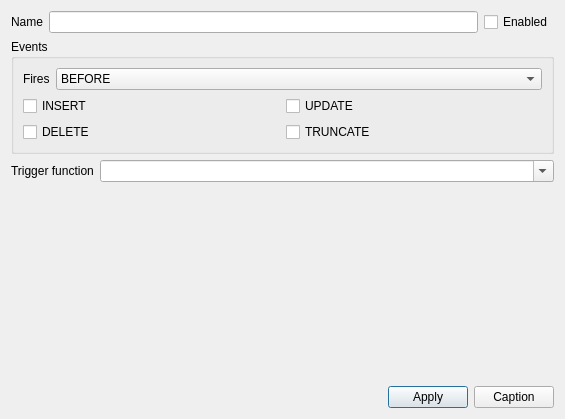
Qt form forms/triggereditform.ui (CuriousCrow/polymorph-sql) before a commit.
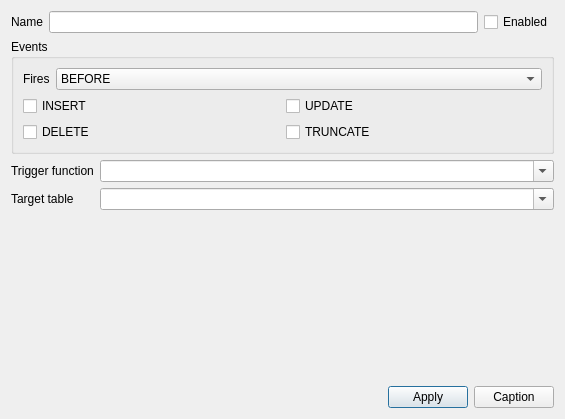
The same form after that commit.

```diff
--- a/forms/triggereditform.ui
+++ b/forms/triggereditform.ui
@@ -108,8 +108,35 @@
     </widget>
    </item>
    <item>
-    <layout class="QHBoxLayout" name="horizontalLayout_3">
-     <item>
+    <layout class="QFormLayout" name="formLayout">
+     <item row="1" column="1">
+      <widget class="QComboBox" name="cmbFunction">
+       <property name="editable">
+        <bool>true</bool>
+       </property>
+      </widget>
+     </item>
+     <item row="3" column="0">
+      <widget class="QLabel" name="lblTargetTable">
+       <property name="sizePolicy">
+        <sizepolicy hsizetype="Maximum" vsizetype="Preferred">
+         <horstretch>0</horstretch>
+         <verstretch>0</verstretch>
+        </sizepolicy>
+       </property>
+       <property name="text">
+        <string>Target table</string>
+       </property>
+      </widget>
+     </item>
+     <item row="3" column="1">
+      <widget class="QComboBox" name="cmbTargetTable">
+       <property name="editable">
+        <bool>true</bool>
+       </property>
+      </widget>
+     </item>
+     <item row="1" column="0">
       <widget class="QLabel" name="label_2">
        <property name="sizePolicy">
         <sizepolicy hsizetype="Maximum" vsizetype="Preferred">
@@ -122,13 +149,6 @@
        </property>
       </widget>
      </item>
-     <item>
-      <widget class="QComboBox" name="cmbFunction">
-       <property name="editable">
-        <bool>true</bool>
-       </property>
-      </widget>
-     </item>
     </layout>
    </item>
    <item>
```
